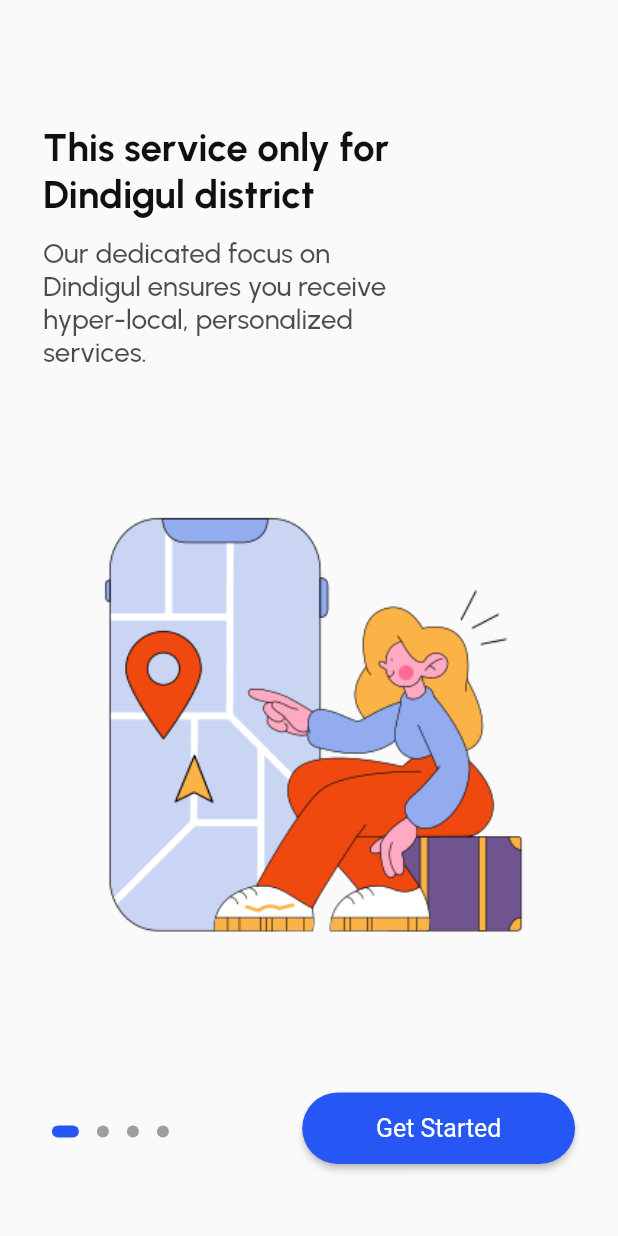
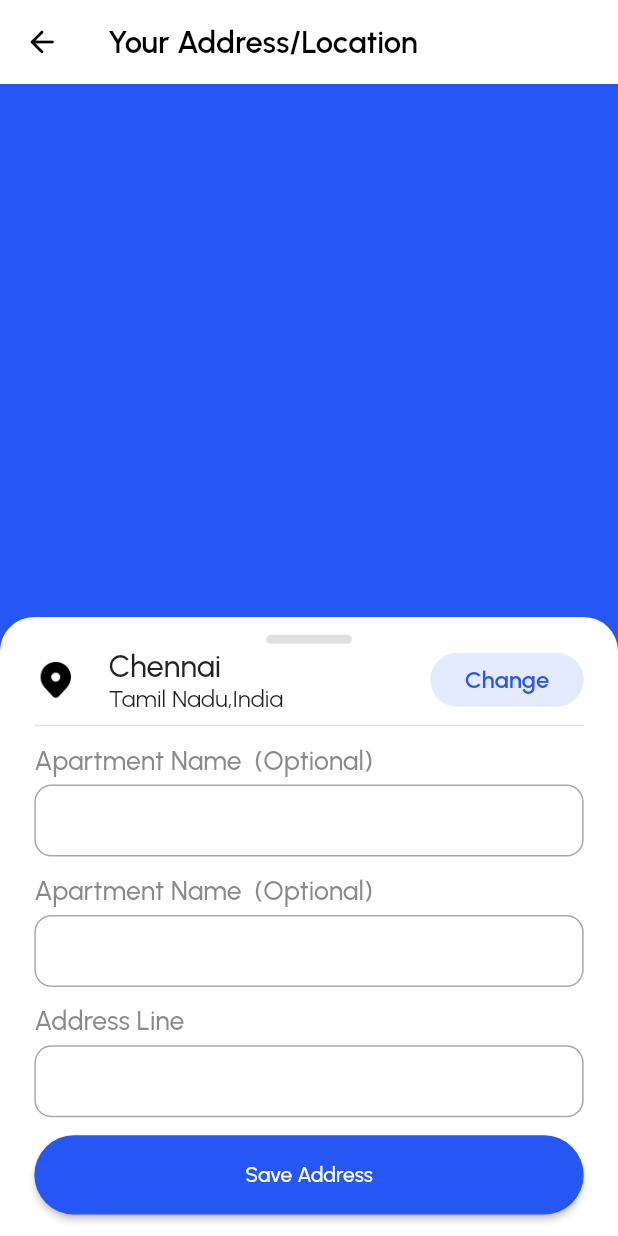
Before and after one commit to Sundhar22/UserApp, a Flutter app: the screen it shows after launch, on a phone screen of 412 x 824 dp. Run offline on Flutter 3.47's test engine with Material 2 defaults, Android fonts, the phone set to English and light mode, and no system bars; drawn by our look-alikes of dots_indicator; our stand-ins replace flutter_screenutil.

Commit message:
user address/location without map

```diff
--- a/lib/constant/colors/app_color.dart
+++ b/lib/constant/colors/app_color.dart
@@ -1,8 +1,8 @@
 import 'package:flutter/material.dart';
 
 class AppColor {
-  static Color primaryColor =const Color(0xFF2657f4);
-static  Color secondaryColor =const Color(0xFFf7f7f7);
-  static Color textPrimaryColor =const Color(0xFF101010);
-  static Color textSecondaryColor =const Color(0xFFc1c1c2);
+  static Color primaryColor = const Color(0xFF2657f4);
+  static Color secondaryColor = const Color(0xFFf7f7f7);
+  static Color textPrimaryColor = const Color(0xFF101010);
+  static Color textSecondaryColor = const Color(0xFF58585a);
 }
--- /dev/null
+++ b/lib/interface/userLocation/user_location.dart
@@ -0,0 +1,82 @@
+import 'package:flutter/material.dart';
+import 'package:flutter_screenutil/flutter_screenutil.dart';
+import 'package:user_app/constant/colors/app_color.dart';
+
+import 'package:user_app/interface/userLocation/widget/location_widgets.dart';
+
+class UserLocation extends StatelessWidget {
+  const UserLocation({super.key});
+
+  @override
+  Widget build(BuildContext context) {
+    return Scaffold(
+      appBar: userLocationAppBar(context),
+      body: Container(
+        color: AppColor.primaryColor,
+        child: Stack(
+          alignment: Alignment.topCenter,
+          children: [
+            DraggableScrollableSheet(
+                initialChildSize: 0.45.h,
+                maxChildSize: 0.5.h,
+                minChildSize: 0.2.h,
+                builder: (context, scrollController) {
+                  return Container(
+                    // height: 450.h,
+                    padding:
+                        EdgeInsets.symmetric(horizontal: 20.w, vertical: 10.h),
+                    decoration: BoxDecoration(
+                      color: Colors.white,
+                      borderRadius: BorderRadius.only(
+                        topLeft: Radius.circular(20.r),
+                        topRight: Radius.circular(20.r),
+                      ),
+                    ),
+                    child:
+                        NotificationListener<OverscrollIndicatorNotification>(
+                      onNotification:
+                          (OverscrollIndicatorNotification notification) {
+                        notification.disallowIndicator();
+                        return true;
+                      },
+                      child: ListView(
+                        controller: scrollController,
+                        children: [
+                          Column(
+                            crossAxisAlignment: CrossAxisAlignment.start,
+                            children: [
+                              Center(child: dragIndicator()),
+                              locationHead(),
+                              SizedBox(height: 10.h),
+                              locationInputTextFelid(
+                                  tittle: "Apartment Name  (Optional)"),
+                              SizedBox(height: 10.h),
+                              locationInputTextFelid(
+                                  tittle: "Apartment Name  (Optional)"),
+                              SizedBox(height: 10.h),
+                              locationInputTextFelid(tittle: "Address Line"),
+                            ],
+                          ),
+                          SizedBox(height: 10.h),
+                          ElevatedButton(
+                            onPressed: () {},
+                            style: ElevatedButton.styleFrom(
+                              padding: EdgeInsets.symmetric(
+                                  horizontal: 20.w, vertical: 15.h),
+                              backgroundColor: AppColor.primaryColor,
+                              shape: RoundedRectangleBorder(
+                                  borderRadius: BorderRadius.circular(30.r)),
+                            ),
+                            child: const Text("Save Address"),
+                          ),
+                        ],
+                      ),
+                    ),
+                  );
+                }),
+          ],
+        ),
+      ),
+    );
+  }
+}
--- /dev/null
+++ b/lib/interface/userLocation/widget/location_widgets.dart
@@ -0,0 +1,146 @@
+import 'package:flutter/material.dart';
+import 'package:flutter_screenutil/flutter_screenutil.dart';
+
+import '../../../constant/colors/app_color.dart';
+
+Container locationHead() {
+  return Container(
+    padding: EdgeInsets.only(bottom: 5.h),
+    decoration: BoxDecoration(
+        border: Border(bottom: BorderSide(color: Colors.grey.shade300))),
+    child: Row(
+      crossAxisAlignment: CrossAxisAlignment.center,
+      mainAxisAlignment: MainAxisAlignment.spaceBetween,
+      children: [
+        SizedBox(
+          width: 145.w,
+          child: Row(
+            crossAxisAlignment: CrossAxisAlignment.center,
+            mainAxisAlignment: MainAxisAlignment.spaceBetween,
+            children: [
+              Image.asset('assets/icons/location-48.png',
+                  height: 25.h, width: 25.w),
+              Column(
+                crossAxisAlignment: CrossAxisAlignment.start,
+                children: [
+                  Text(
+                    "Chennai",
+                    style: TextStyle(
+                      fontSize: 18.sp,
+                      fontWeight: FontWeight.w500,
+                    ),
+                  ),
+                  Text(
+                    "Tamil Nadu,India",
+                    style: TextStyle(
+                      fontSize: 14.sp,
+                      fontWeight: FontWeight.w400,
+                    ),
+                  ),
+                ],
+              ),
+            ],
+          ),
+        ),
+        TextButton(
+          onPressed: () {},
+          style: TextButton.styleFrom(
+            padding: EdgeInsets.symmetric(horizontal: 20.w, vertical: 5.h),
+            backgroundColor: AppColor.primaryColor.withOpacity(.12),
+            // border
+            shape: RoundedRectangleBorder(
+                borderRadius: BorderRadius.circular(30.r)),
+
+            elevation: 0,
+          ),
+          child: Text(
+            "Change",
+            style: TextStyle(
+              fontSize: 14.sp,
+              fontWeight: FontWeight.w600,
+              color: AppColor.primaryColor,
+            ),
+          ),
+        )
+      ],
+    ),
+  );
+}
+
+Container dragIndicator() {
+  return Container(
+    height: 5.h,
+    width: 50.w,
+    decoration: BoxDecoration(
+      color: Colors.grey.shade300,
+      borderRadius: BorderRadius.circular(10.r),
+    ),
+  );
+}
+
+
+AppBar userLocationAppBar(BuildContext context) {
+  return AppBar(
+    backgroundColor: Colors.white,
+    elevation: 0,
+    scrolledUnderElevation: 0,
+    leading: IconButton(
+      icon: const Icon(
+        Icons.arrow_back_rounded,
+        color: Colors.black,
+      ),
+      onPressed: () {
+        Navigator.pop(context);
+      },
+    ),
+    title: Text(
+      "Your Address/Location",
+      style: TextStyle(
+        color: Colors.black,
+        fontSize: 18.sp,
+        fontWeight: FontWeight.w600,
+      ),
+    ),
+  );
+}
+
+SizedBox locationInputTextFelid({
+  required String tittle,
+}) {
+  return SizedBox(
+    // height: 75.h,
+    child: Column(
+      crossAxisAlignment: CrossAxisAlignment.start,
+      mainAxisAlignment: MainAxisAlignment.spaceBetween,
+      children: [
+        Text(
+          tittle,
+          style: TextStyle(
+            color: AppColor.textSecondaryColor.withOpacity(.7),
+            fontSize: 15.5.sp,
+            fontWeight: FontWeight.w500,
+          ),
+        ),
+        SizedBox(height: 5.h),
+        TextField(
+          maxLines: tittle == "Address Line" ? 3 : 1,
+          minLines: 1,
+          decoration: InputDecoration(
+            contentPadding: EdgeInsets.all(10.r),
+            border: OutlineInputBorder(
+              borderRadius: BorderRadius.circular(10.r),
+              borderSide: BorderSide(
+                color: Colors.grey.shade300,
+              ),
+            ),
+          ),
+          style: TextStyle(
+            color: AppColor.textPrimaryColor,
+            fontSize: 16.5.sp,
+            fontWeight: FontWeight.w500,
+          ),
+        ),
+      ],
+    ),
+  );
+}
--- a/lib/main.dart
+++ b/lib/main.dart
@@ -1,6 +1,7 @@
 import 'package:flutter/material.dart';
 import 'package:flutter_screenutil/flutter_screenutil.dart';
 import 'package:user_app/constant/colors/app_color.dart';
+import 'package:user_app/interface/userLocation/user_location.dart';
 
 import 'interface/onboarding/onboarding_page.dart';
 
@@ -16,13 +17,15 @@ class MyApp extends StatelessWidget {
     return ScreenUtilInit(
       child: MaterialApp(
         title: 'User App',
+        debugShowCheckedModeBanner: false,
         theme: ThemeData(
           colorScheme: ColorScheme.fromSeed(seedColor: AppColor.primaryColor),
           fontFamily: 'Urbanist',
         ),
-        initialRoute: '/onboarding',
+        initialRoute: 'user-location',
         routes: {
           '/onboarding': (context) => const OnBoardingPage(),
+          'user-location': (context) => const UserLocation(),
         },
       ),
     );
--- a/pubspec.yaml
+++ b/pubspec.yaml
@@ -33,6 +33,7 @@ dependencies:
   flutter:
     sdk: flutter
   flutter_screenutil: ^5.9.0
+  google_maps_flutter: ^2.5.0
 
 dev_dependencies:
   flutter_lints: ^2.0.0
```
Also changed, not shown: assets/icons/location-48.png (added), assets/icons/location-96.png (added), pubspec.lock, 1 other file.
